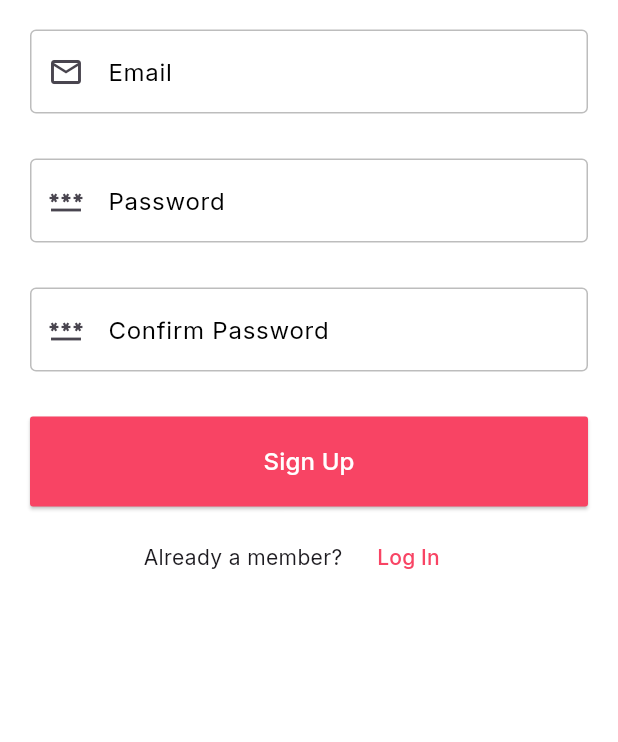
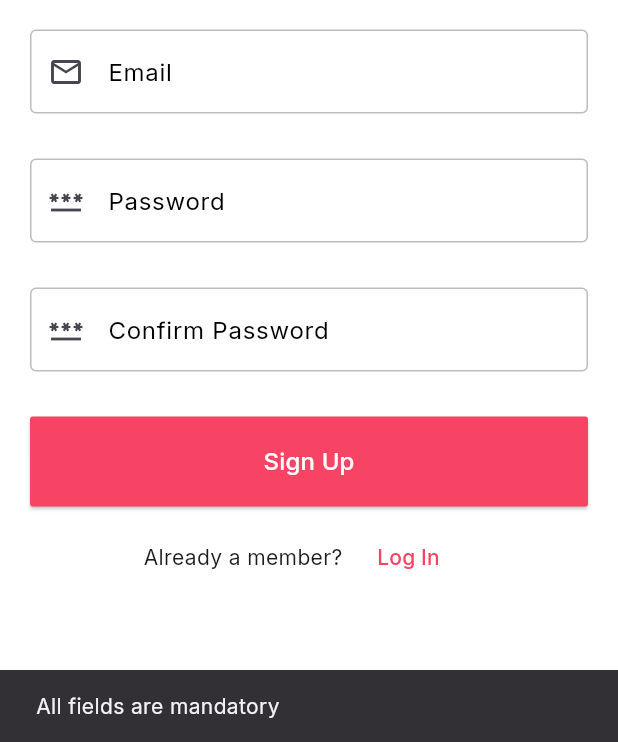
Before and after one commit to gauravmehraa/OverbookMyShow, a Flutter app: the SignupPage screen opened directly, after a tap on "Sign Up", on a phone screen of 412 x 824 dp, the part 494-1236 px from its top. Run offline on Flutter 3.47's test engine with Material 3 defaults, Android fonts, the phone set to English and light mode, and no system bars; our stand-ins replace firebase_auth, firebase_core, google_fonts; accounts and stored records are empty; network calls fail.

Commit message:
Added signup

```diff
--- a/lib/views/signup_page.dart
+++ b/lib/views/signup_page.dart
@@ -2,12 +2,44 @@ import 'package:flutter/material.dart';
 import 'package:overbook_my_show/views/login_page.dart';
 
 import '../components/login_field.dart';
+import '../services/auth_service.dart';
 
 class SignupPage extends StatelessWidget{
   SignupPage({super.key});
   final TextEditingController emailCon = TextEditingController();
   final TextEditingController passCon = TextEditingController();
   final TextEditingController confirmPassCon = TextEditingController();
+
+
+  void signUp(BuildContext context) async {
+    final authService = AuthService();
+
+    //Check null strings
+    if(emailCon.text.isEmpty || passCon.text.isEmpty || confirmPassCon.text.isEmpty){
+      ScaffoldMessenger.of(context).showSnackBar(const SnackBar(content: Text("All fields are mandatory")));
+      return;
+    }
+
+    //Check if passwords are same
+    if(passCon.text != confirmPassCon.text){
+      ScaffoldMessenger.of(context).showSnackBar(const SnackBar(content: Text("Passwords should be same")));
+      return;
+    }
+
+    //Check length of password
+    if(passCon.text.length < 6) {
+      ScaffoldMessenger.of(context).showSnackBar(const SnackBar(content: Text("Weak password")));
+      return;
+    }
+
+    try{
+      await authService.signUpWithEmailAndPassword(emailCon.text, passCon.text);
+      Navigator.pop(context);
+    }
+    catch(e){
+      ScaffoldMessenger.of(context).showSnackBar(const SnackBar(content: Text("Invalid credentials")));
+    }
+  }
 
   @override
   Widget build(BuildContext context) {
@@ -86,7 +118,7 @@ class SignupPage extends StatelessWidget{
                     color: Color(0xffF84464),
                     elevation: 1,
                     onPressed: () {
-
+                      signUp(context);
                     },
                     child: Text("Sign Up",
                       style: TextStyle(
```
Also changed, not shown: lib/services/auth_service.dart (+9 -0 lines), lib/views/login_page.dart (+1 -6 lines), assets/obms_banner.png, assets/obms_banner_red.png (added), assets/obms_logo.png, assets/obms_logo_red.png (added).
